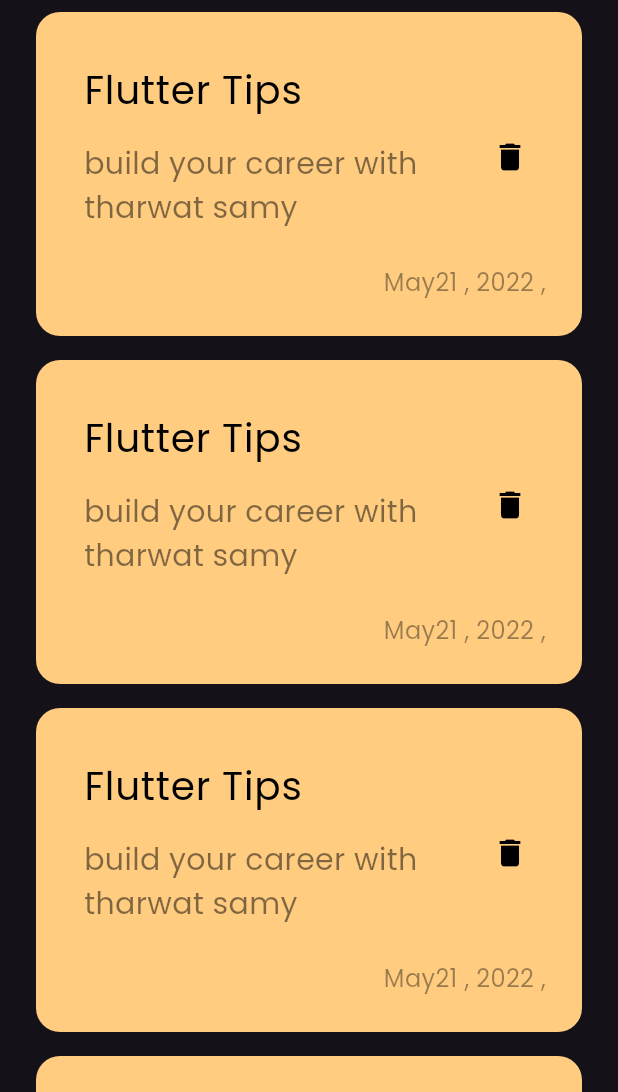
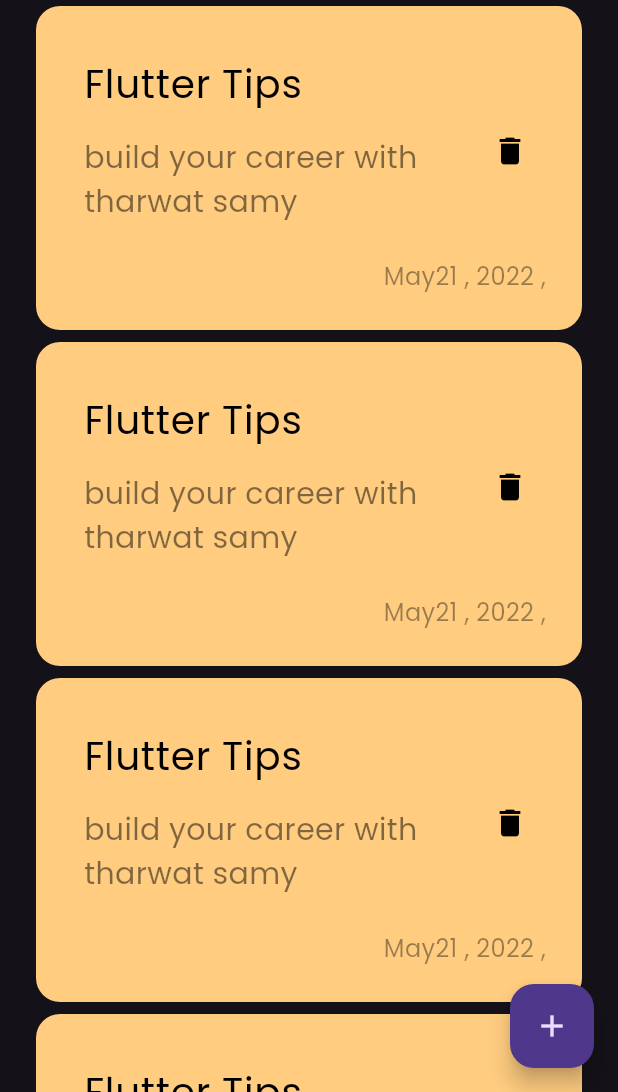
Before and after one commit to CoderHasnaoui/notes_app, a Flutter app: the screen it shows after launch, on a phone screen of 412 x 824 dp, the part 144-1236 px from its top. Run offline on Flutter 3.47's test engine with Material 3 defaults, Android fonts, the phone set to English and light mode, and no system bars.

Commit message:
add floating actiob button

```diff
--- a/lib/views/notes_views.dart
+++ b/lib/views/notes_views.dart
@@ -6,8 +6,9 @@ class NotesViews extends StatelessWidget {
 
   @override
   Widget build(BuildContext context) {
-    return const Scaffold(
-      body: NotesViewBody(),
+    return  Scaffold(
+      floatingActionButton: FloatingActionButton(onPressed: ()=>null , child: Icon(Icons.add),),
+      body: const  NotesViewBody(),
     );
   }
 }
--- a/lib/views/widget/notes_list.dart
+++ b/lib/views/widget/notes_list.dart
@@ -4,12 +4,12 @@ import 'custom_note_item.dart';
 
 class NotesListView extends StatelessWidget {
   const NotesListView({super.key});
-
+final data = const [] ;
   @override
   Widget build(BuildContext context) {
     return ListView.builder(
       itemBuilder: (context, index) => const Padding(
-        padding: EdgeInsets.symmetric(vertical: 8),
+        padding: EdgeInsets.symmetric(vertical: 4),
         child: NoteItem(),
       ),
     );
```
